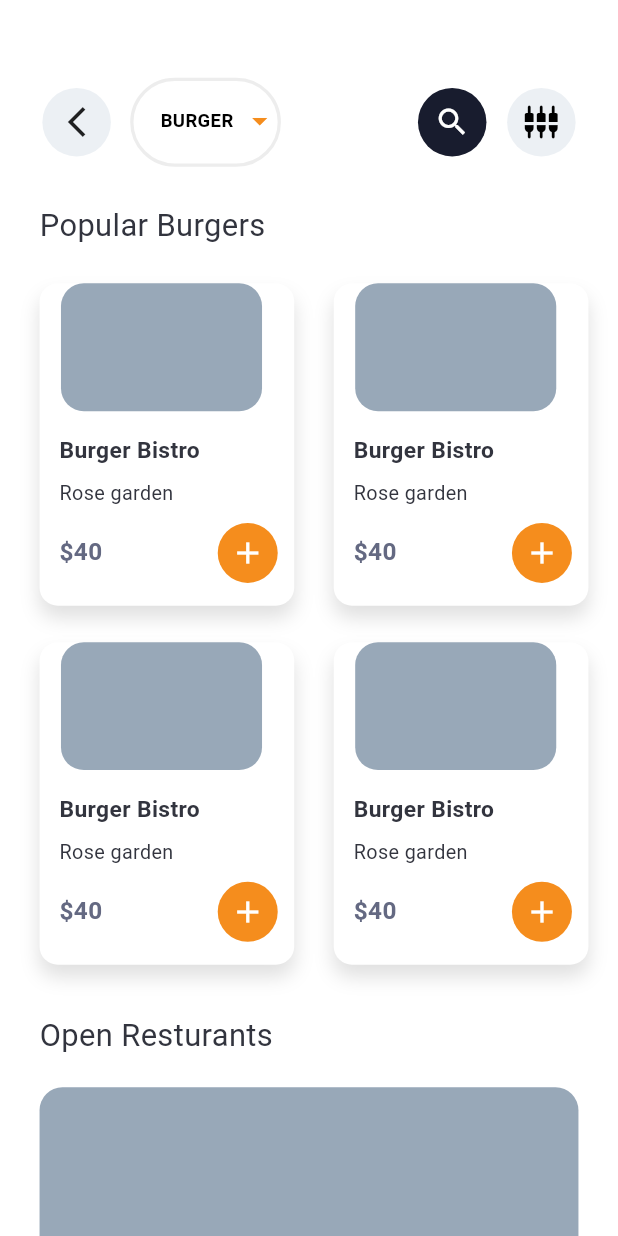
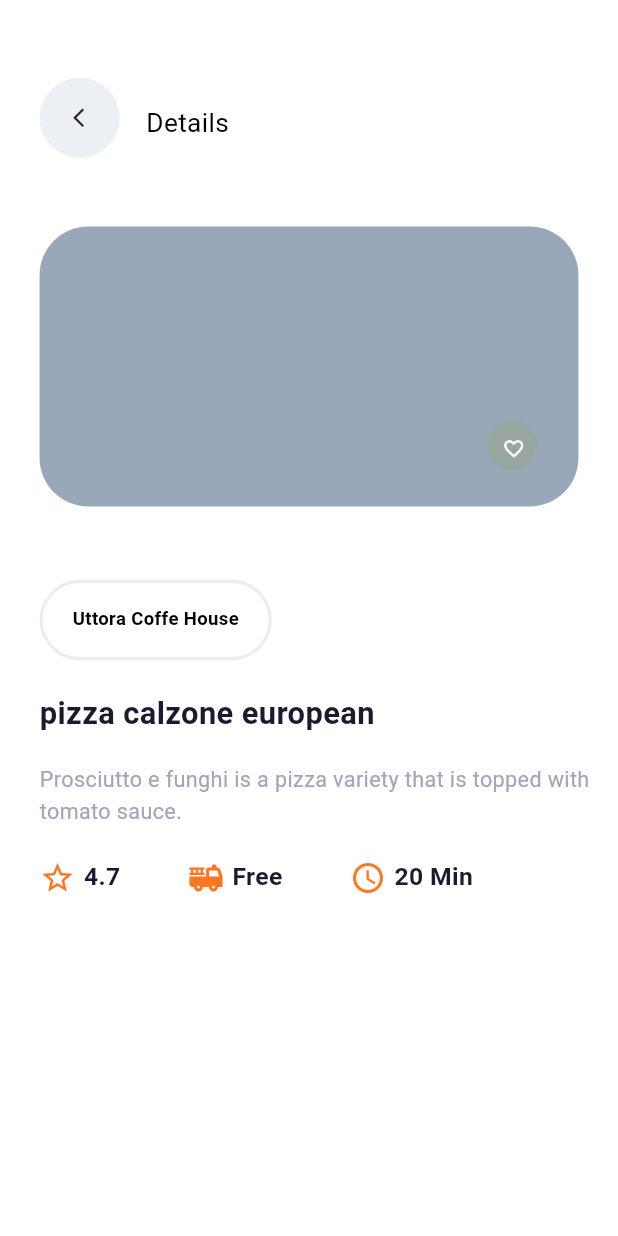
Before and after one commit to afaqahmad922/food_delievery_app, a Flutter app: the screen it shows after launch, on a phone screen of 412 x 824 dp. Run offline on Flutter 3.47's test engine with Material 3 defaults, Android fonts, the phone set to English and light mode, and no system bars; our stand-ins replace flutter_screenutil, google_fonts, smooth_page_indicator; Roboto replaces fonts that are missing (Sen).

Commit message:
Completed food_Burgers Screen and Half Completed Food_Details_01 UI

```diff
--- /dev/null
+++ b/lib/App_Pages/Food_Details_01.dart
@@ -0,0 +1,120 @@
+import 'package:figma_to_flutter_2/logins/Widgets/Widgets.dart';
+import 'package:flutter/material.dart';
+import 'package:flutter_screenutil/flutter_screenutil.dart';
+import 'package:google_fonts/google_fonts.dart';
+
+class food_details_01 extends StatefulWidget {
+  const food_details_01({super.key});
+
+  @override
+  State<food_details_01> createState() => _food_details_01State();
+}
+
+class _food_details_01State extends State<food_details_01> {
+  @override
+  Widget build(BuildContext context) {
+    return Scaffold(
+      backgroundColor: Color(0xffFFFFFF),
+      body: Column(
+        mainAxisAlignment: MainAxisAlignment.start,
+        crossAxisAlignment: CrossAxisAlignment.start,
+        children: [
+            Row(
+              children: [
+                Padding(
+                  padding: EdgeInsets.only(left: 24.w, top: 50.h),
+                  child: Container(
+                    decoration: BoxDecoration(
+                      shape: BoxShape.circle,
+                      color: Color(0xffECF0F4),
+                    ),
+                      child: Padding(
+                        padding: EdgeInsets.only(top: 20.h, left: 17.w, right: 18.w, bottom: 20.h),
+                        child: Icon(Icons.arrow_back_ios_new_outlined, size: 15,),
+                      ),
+                  ),
+                ),
+                Padding(padding: EdgeInsets.only(top: 56.h, left: 16.w),
+                  child: AppText(text: 'Details', font: GoogleFonts.sen, fontWeight: FontWeight.w400, fontSize: 17.sp, color: Colors.black),
+                ),
+              ],
+            ),
+          Padding(
+            padding: EdgeInsets.only(top: 44.h, left: 24.w, right: 24.w, bottom: 24.h),
+            child: Container(
+              width: 327.w,
+              height: 184.h,
+              decoration: BoxDecoration(
+                borderRadius: BorderRadius.circular(32.r),
+                color: Color(0xff98A8B8),
+              ),
+                child: Padding(
+                  padding: EdgeInsets.only(left: 270.w, top: 127.h, bottom: 24.h, right: 24.w),
+                  child: Container(
+                    decoration: BoxDecoration(
+                      shape: BoxShape.circle,
+                      color: Color(0xff98A8A1),
+                    ),
+                      child: Padding(
+                    padding: const EdgeInsets.all(12.0),
+                    child: Icon(Icons.favorite_outline, size: 15, color: Colors.white,),
+                  )),
+                ),
+              ),
+            ),
+          Padding(
+            padding: EdgeInsets.only(left: 24.w, top: 24.h),
+            child: Container(
+              decoration: BoxDecoration(
+                color: const Color(0xffFFFFFF),
+                borderRadius: BorderRadius.circular(33.r),
+                border: Border.all(color: Color(0xffEDEDED), width: 2.w),
+              ),
+              child: Padding(
+                padding: EdgeInsets.only(
+                  left: 18.w,
+                  top: 15.h,
+                  bottom: 16.h,
+                  right: 18.w
+                ),
+                child: AppText(
+                  text: 'Uttora Coffe House',
+                  font: GoogleFonts.sen,
+                  fontWeight: FontWeight.w700,
+                  fontSize: 12.sp,
+                  color: Colors.black,
+                ),
+              ),
+            ),
+          ),
+          Padding(
+            padding: EdgeInsets.only(top: 20.h, left: 24.w),
+            child: AppText(text: 'pizza calzone european', font: GoogleFonts.sen, fontWeight: FontWeight.w700, fontSize: 20.sp, color: Color(0xff181C2E)),
+          ),
+          Padding(
+            padding: EdgeInsets.only(top: 20.h, left: 24.w),
+            child: AppText(text: 'Prosciutto e funghi is a pizza variety that is topped with tomato sauce.', font: GoogleFonts.sen, fontWeight: FontWeight.w400, fontSize: 14.sp, color: Color(0xffA0A5BA)),
+          ),
+          Padding(
+            padding: EdgeInsets.only(left: 24.w, top: 21.h, right: 88.w),
+            child: Row(
+              children: [
+                Icon(Icons.star_border_purple500_outlined, color: Color(0xffFF7622),),
+                SizedBox(width: 5.w,),
+                AppText(text: '4.7', font: GoogleFonts.sen, fontWeight: FontWeight.w700, fontSize: 16.sp, color: Color(0xff181C2E)),
+                Spacer(),
+                Icon(Icons.fire_truck,color: Color(0xffFF7622)),
+                SizedBox(width: 5.w,),
+                AppText(text: 'Free', font: GoogleFonts.sen, fontWeight: FontWeight.w700, fontSize: 16.sp, color: Color(0xff181C2E)),
+                Spacer(),
+                Icon(Icons.access_time, color: Color(0xffFF7622)),
+                SizedBox(width: 5.w,),
+                AppText(text: '20 Min', font: GoogleFonts.sen, fontWeight: FontWeight.w700, fontSize: 16.sp, color: Color(0xff181C2E)),
+              ],
+            ),
+          )
+        ],
+      ),
+    );
+  }
+}
--- a/lib/main.dart
+++ b/lib/main.dart
@@ -1,3 +1,4 @@
+import 'package:figma_to_flutter_2/App_Pages/Food_Details_01.dart';
 import 'package:figma_to_flutter_2/App_Pages/Search_Page.dart';
 import 'package:figma_to_flutter_2/App_Pages/food_Burgers.dart';
 import 'package:figma_to_flutter_2/Homes/Home%20V.1.dart';
@@ -27,7 +28,7 @@ class MyApp extends StatelessWidget {
         theme: ThemeData(
           colorScheme: ColorScheme.fromSeed(seedColor: Colors.deepPurple),
         ),
-        home: food_Burgers(),
+        home: food_details_01(),
       ),
     );
   }
```
